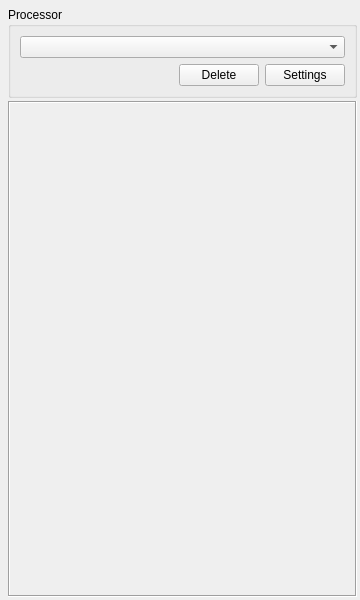
Above: modules/olvis3/projects/OlvisGuiPlugin/src/FilterConnect/FilterConnectWidget.ui from OFFIS-Automation/Framework before the change. Below: the same form after it.
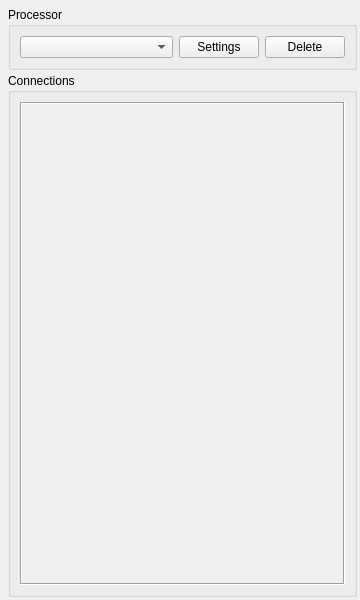
That is the form after the change. Icons and pictures are not drawn.

Commit message: Small GUI adjustements, see #12

Diff of the .ui file:
```diff
--- a/modules/olvis3/projects/OlvisGuiPlugin/src/FilterConnect/FilterConnectWidget.ui
+++ b/modules/olvis3/projects/OlvisGuiPlugin/src/FilterConnect/FilterConnectWidget.ui
@@ -48,7 +48,7 @@
         </property>
         <layout class="QHBoxLayout" name="horizontalLayout_2">
          <item>
-          <layout class="QVBoxLayout" name="verticalLayout_3">
+          <layout class="QHBoxLayout" name="horizontalLayout">
            <item>
             <widget class="QComboBox" name="comboBox">
              <property name="sizePolicy">
@@ -60,32 +60,6 @@
             </widget>
            </item>
            <item>
-            <layout class="QHBoxLayout" name="horizontalLayout">
-             <item>
-              <spacer name="horizontalSpacer">
-               <property name="orientation">
-                <enum>Qt::Horizontal</enum>
-               </property>
-               <property name="sizeHint" stdset="0">
-                <size>
-                 <width>40</width>
-                 <height>20</height>
-                </size>
-               </property>
-              </spacer>
-             </item>
-             <item>
-              <widget class="QPushButton" name="deleteProcessoButton">
-               <property name="text">
-                <string>Delete</string>
-               </property>
-               <property name="icon">
-                <iconset resource="../../../../../sensorSystem/projects/SensorSystemGui/images/images.qrc">
-                 <normaloff>:/SensorSystemGui/delete.png</normaloff>:/SensorSystemGui/delete.png</iconset>
-               </property>
-              </widget>
-             </item>
-             <item>
               <widget class="QPushButton" name="openSettingsButton">
                <property name="text">
                 <string>Settings</string>
@@ -96,13 +70,28 @@
                </property>
               </widget>
              </item>
-            </layout>
+           <item>
+            <widget class="QPushButton" name="deleteProcessoButton">
+             <property name="text">
+              <string>Delete</string>
+             </property>
+             <property name="icon">
+              <iconset resource="../../../../../sensorSystem/projects/SensorSystemGui/images/images.qrc">
+               <normaloff>:/SensorSystemGui/delete.png</normaloff>:/SensorSystemGui/delete.png</iconset>
+             </property>
+            </widget>
            </item>
           </layout>
          </item>
         </layout>
        </widget>
       </item>
+      <item>
+       <widget class="QGroupBox" name="groupBox_2">
+        <property name="title">
+         <string>Connections</string>
+        </property>
+        <layout class="QVBoxLayout" name="verticalLayout_3">
       <item>
        <widget class="QScrollArea" name="scrollArea">
         <property name="enabled">
@@ -131,8 +120,8 @@
           <rect>
            <x>0</x>
            <y>0</y>
-           <width>346</width>
-           <height>472</height>
+              <width>326</width>
+              <height>467</height>
           </rect>
          </property>
          <property name="autoFillBackground">
@@ -148,8 +137,22 @@
           <property name="margin">
            <number>0</number>
           </property>
-         </layout>
-        </widget>
+             <property name="topMargin">
+              <number>0</number>
+             </property>
+             <property name="rightMargin">
+              <number>0</number>
+             </property>
+             <property name="bottomMargin">
+              <number>0</number>
+             </property>
+            </layout>
+           </widget>
+          </widget>
+         </item>
+        </layout>
+        <zorder>scrollArea</zorder>
+        <zorder>scrollArea</zorder>
        </widget>
       </item>
      </layout>
```
Left out of the diff: 13 changed lines with no effect on the pictures. Lines whose indentation alone changed are shown as unchanged. The commit also changes 1 other file.
